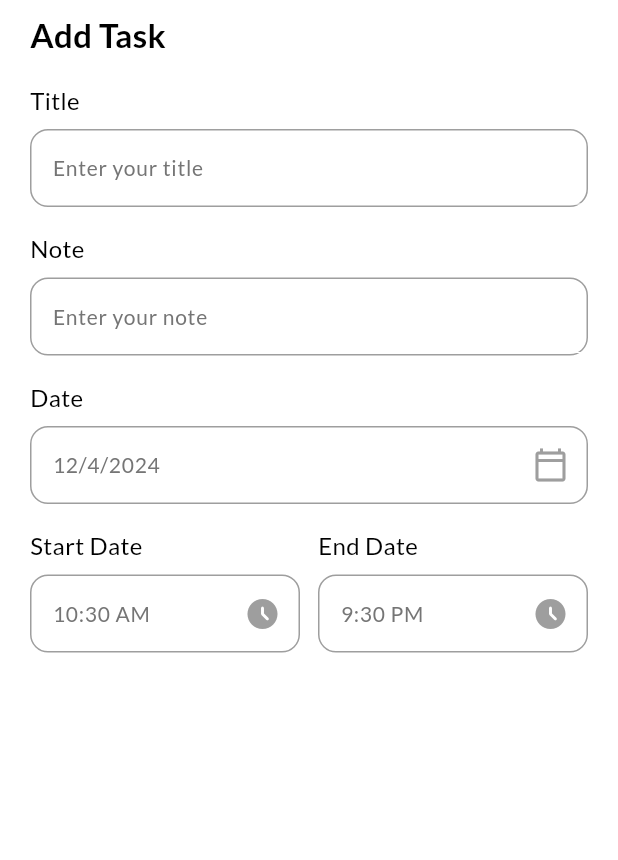
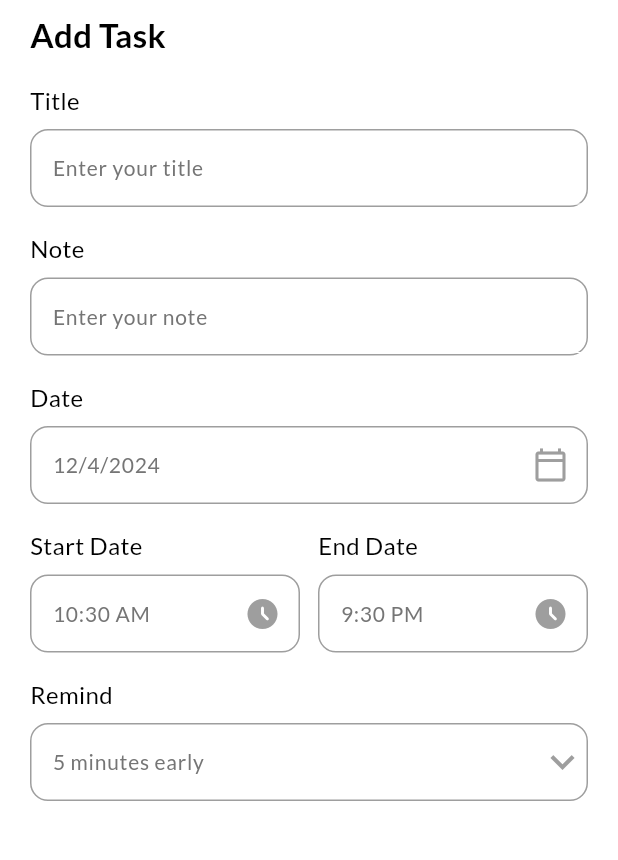
Before and after one commit to gutengboi/flutter_todo_app, a Flutter app: the AddTaskPage screen opened directly, on a phone screen of 412 x 824 dp, the part 72-932 px from its top. Run offline on Flutter 3.47's test engine with Material 3 defaults, Android fonts, the phone set to English and light mode, and no system bars; our stand-ins replace date_picker_timeline, flutter_local_notifications, get, get_storage, google_fonts, timezone; accounts and stored records are empty.

Commit message:
drop down time added

```diff
--- a/lib/ui/add_task_bar.dart
+++ b/lib/ui/add_task_bar.dart
@@ -16,6 +16,10 @@
   DateTime _selectedDate = DateTime.now();
   String _endTime = "9:30 PM";
   String _startTime = DateFormat("hh:mm a").format(DateTime.now()).toString();
+  int _selectedRemind = 5;
+  List<int> remindList=[
+    5,10,15,20
+  ];
 
   @override
   Widget build(BuildContext context) {
@@ -83,6 +87,28 @@
                       ),
                     )),
               ],
+            ),
+            MyInPutField(title: "Remind", hint: "$_selectedRemind minutes early",
+            widget: DropdownButton(
+              icon: Icon(Icons.keyboard_arrow_down,
+              color: Colors.grey,
+              ),
+                iconSize: 32,
+                elevation: 4,
+                style: subTitleStyle,
+                underline: Container(height: 0,),
+                items: remindList.map<DropdownMenuItem<String>>((int value){
+                  return DropdownMenuItem<String>(
+                    value: value.toString(),
+                      child: Text(value.toString())
+                  );
+                }
+                ).toList(),
+                onChanged: (String? newValue){
+                setState(() {
+                  _selectedRemind = int.parse(newValue!);
+                });
+                } ),
             )
           ]),
         ),
```
